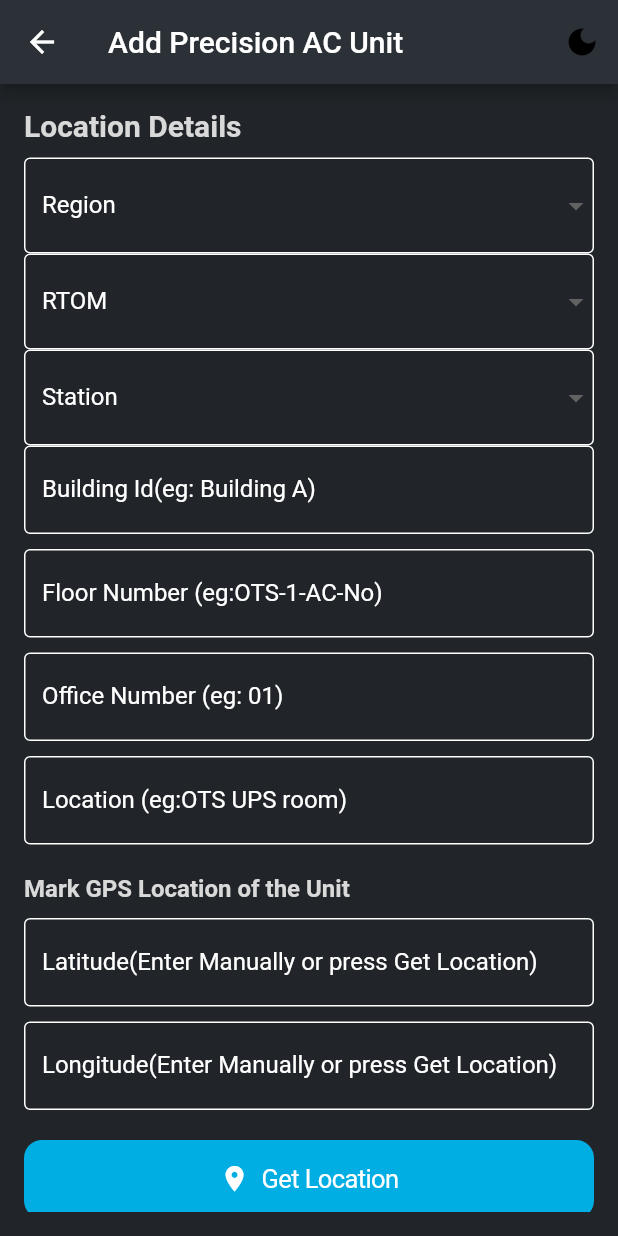
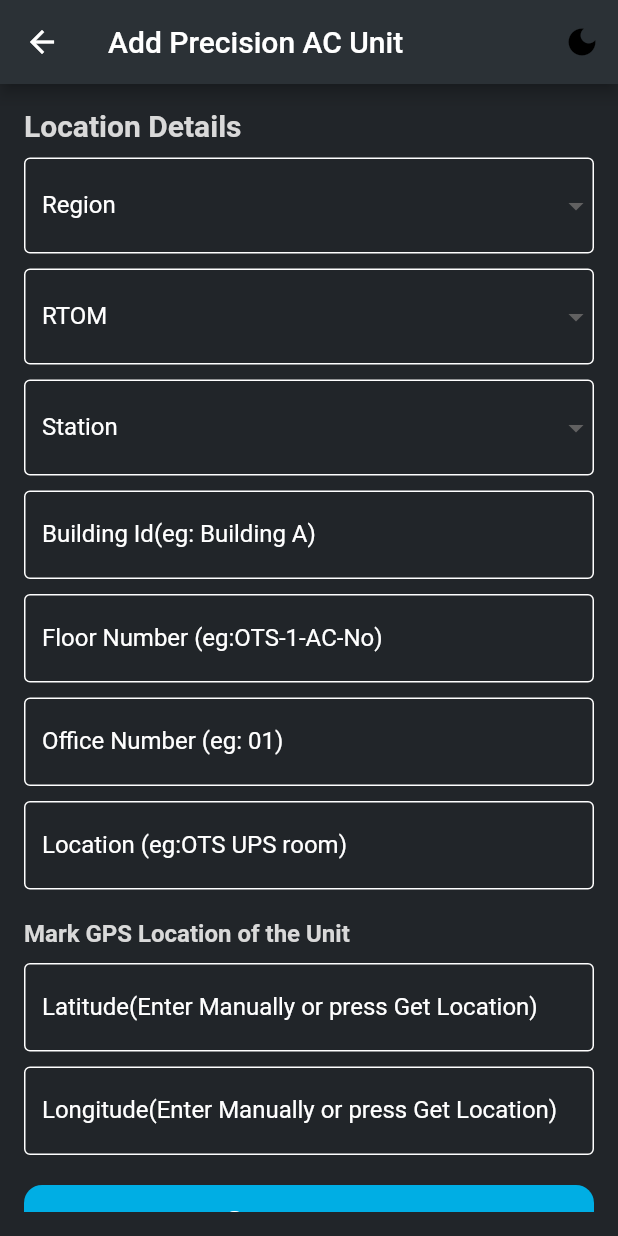
Before and after one commit to JMNaveeth/SLT_First_Project, a Flutter app: the AddPrecisionAcUnit screen opened directly, on a phone screen of 412 x 824 dp. Run offline on Flutter 3.47's test engine with Material 3 defaults, Android fonts, the phone set to English and light mode, and no system bars; drawn by our look-alikes of flutter_form_builder; our stand-ins replace another_flushbar, form_builder_validators, shared_preferences; accounts and stored records are empty; network calls fail.

Commit message:
Refactor: Add spacing between dropdowns in AddIndoorOutdoorUnits and AddPrecisionAc for improved layout

```diff
--- a/lib/2nd sub folder/ComfortAC/AddComfortAC/AddIndoorOutdoorUnits.dart
+++ b/lib/2nd sub folder/ComfortAC/AddComfortAC/AddIndoorOutdoorUnits.dart
@@ -151,21 +151,24 @@ class _ACFormPageState extends State<ACFormPage> {
                           locationProvider,
                           _formData,
                           context,
-                        ),
+                        ),                        SizedBox(height: 10),
+
                         _RtomDropdownComfort(
                           'rtom',
                           'rtom',
                           locationProvider,
                           _formData,
                           context,
-                        ),
+                        ),                        SizedBox(height: 10),
+
                         _StationDropdownComfort(
                           'station',
                           'station',
                           locationProvider,
                           _formData,
                           context,
-                        ),
+                        ),                        SizedBox(height: 10),
+
                         _buildTextField(
                           'rtom_building_id',
                           'RTOM Building ID (eg:Building A)',
--- a/lib/2nd sub folder/PrecisionAc/addPrecisionAc/AddPrecisionAc.dart
+++ b/lib/2nd sub folder/PrecisionAc/addPrecisionAc/AddPrecisionAc.dart
@@ -151,6 +151,8 @@ class _AddPrecisionAcUnitState extends State<AddPrecisionAcUnit> {
                           _formData,
                           context,
                         ),
+                        SizedBox(height: 10),
+
                         _RtomDropdown(
                           'RTOM',
                           'RTOM',
@@ -158,6 +160,8 @@ class _AddPrecisionAcUnitState extends State<AddPrecisionAcUnit> {
                           _formData,
                           context,
                         ),
+                        SizedBox(height: 10),
+
                         _StationDropdown(
                           'Station',
                           'Station',
@@ -165,6 +169,8 @@ class _AddPrecisionAcUnitState extends State<AddPrecisionAcUnit> {
                           _formData,
                           context,
                         ),
+                        SizedBox(height: 10),
+
                         _buildTextField(
                           'building_id',
                           'Building Id(eg: Building A)',
@@ -1687,17 +1693,20 @@ class _AddPrecisionAcUnitState extends State<AddPrecisionAcUnit> {
   Widget _RegionDropdown(
     String key,
     String label,
-    //  LocationProvider
-    locationProvider,
+    LocationProvider locationProvider,
     Map<String, dynamic> _formData,
     BuildContext context,
   ) {
+    final customColors = Theme.of(context).extension<CustomColors>()!;
+
     if (locationProvider.isLoading || locationProvider.isCustomRegion) {
       return Center(child: CircularProgressIndicator());
     }
 
     return FormBuilderDropdown<String>(
       name: key,
+      style: TextStyle(color: customColors.mainTextColor),
+
       initialValue: locationProvider.selectedRegion,
       decoration: InputDecoration(
         labelText: label,
@@ -1705,6 +1714,8 @@ class _AddPrecisionAcUnitState extends State<AddPrecisionAcUnit> {
           borderSide: BorderSide(color: Colors.blue),
         ),
       ),
+      dropdownColor: customColors.suqarBackgroundColor,
+
       items: [
         ...locationProvider.regions.map(
           (region) => DropdownMenuItem<String>(
@@ -1743,11 +1754,12 @@ class _AddPrecisionAcUnitState extends State<AddPrecisionAcUnit> {
   Widget _RtomDropdown(
     String key,
     String label,
-    // LocationProvider
-    locationProvider,
+    LocationProvider locationProvider,
     Map<String, dynamic> _formData,
     BuildContext context,
   ) {
+    final customColors = Theme.of(context).extension<CustomColors>()!;
+
     if (locationProvider.isLoading) {
       return Center(child: CircularProgressIndicator());
     }
@@ -1761,6 +1773,8 @@ class _AddPrecisionAcUnitState extends State<AddPrecisionAcUnit> {
 
     return FormBuilderDropdown<String>(
       name: key,
+      style: TextStyle(color: customColors.mainTextColor),
+
       initialValue: initialRtomValue,
       decoration: InputDecoration(
         labelText: label,
@@ -1768,6 +1782,8 @@ class _AddPrecisionAcUnitState extends State<AddPrecisionAcUnit> {
           borderSide: BorderSide(color: Colors.blue),
         ),
       ),
+      dropdownColor: customColors.suqarBackgroundColor,
+
       items: [
         ...locationProvider.rtoms.map(
           (rtom) => DropdownMenuItem<String>(
@@ -1806,11 +1822,12 @@ class _AddPrecisionAcUnitState extends State<AddPrecisionAcUnit> {
   Widget _StationDropdown(
     String key,
     String label,
-    //  LocationProvider
-    locationProvider,
+    LocationProvider locationProvider,
     Map<String, dynamic> _formData,
     BuildContext context,
   ) {
+    final customColors = Theme.of(context).extension<CustomColors>()!;
+
     if (locationProvider.isLoading) {
       return Center(child: CircularProgressIndicator());
     }
@@ -1825,6 +1842,8 @@ class _AddPrecisionAcUnitState extends State<AddPrecisionAcUnit> {
 
     return FormBuilderDropdown<String>(
       name: key,
+      style: TextStyle(color: customColors.mainTextColor),
+
       initialValue: initialStationValue,
       decoration: InputDecoration(
         labelText: label,
@@ -1832,6 +1851,8 @@ class _AddPrecisionAcUnitState extends State<AddPrecisionAcUnit> {
           borderSide: BorderSide(color: Colors.blue),
         ),
       ),
+      dropdownColor: customColors.suqarBackgroundColor,
+
       items: [
         ...locationProvider.stations.map(
           (station) => DropdownMenuItem<String>(
@@ -1871,8 +1892,7 @@ class _AddPrecisionAcUnitState extends State<AddPrecisionAcUnit> {
     BuildContext context,
     String key,
     String label,
-    // LocationProvider
-    locationProvider,
+    LocationProvider locationProvider,
   ) {
     TextEditingController _newValueController = TextEditingController();
 
```
